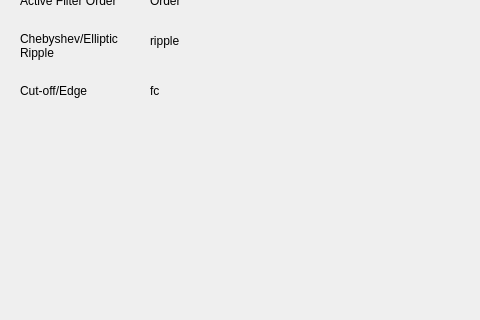
This is qt_filter/mainwindow.ui in audiofilter/spuce as Qt 5 draws it before an edit; both pictures show x 0 to 480 and y 130 to 450 of the 800 by 450 pixel window. The edited form follows.
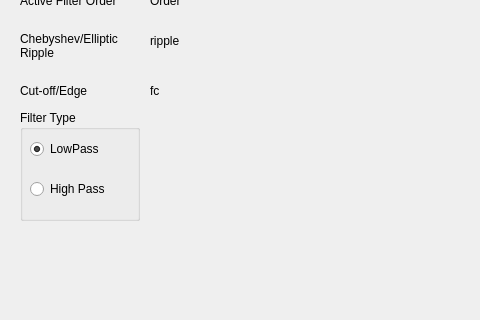
This is the edited form. Custom widgets are drawn as their Qt base class.

Commit message: Allow high pass filters on App

The edit to the form file:
```diff
--- a/qt_filter/mainwindow.ui
+++ b/qt_filter/mainwindow.ui
@@ -171,6 +171,48 @@
      <string>fc</string>
     </property>
    </widget>
+   <widget class="QGroupBox" name="groupBox">
+    <property name="geometry">
+     <rect>
+      <x>20</x>
+      <y>240</y>
+      <width>120</width>
+      <height>111</height>
+     </rect>
+    </property>
+    <property name="title">
+     <string>Filter Type</string>
+    </property>
+    <widget class="QRadioButton" name="LowPass">
+     <property name="geometry">
+      <rect>
+       <x>10</x>
+       <y>30</y>
+       <width>97</width>
+       <height>18</height>
+      </rect>
+     </property>
+     <property name="text">
+      <string>LowPass</string>
+     </property>
+     <property name="checked">
+      <bool>true</bool>
+     </property>
+    </widget>
+    <widget class="QRadioButton" name="HighPass">
+     <property name="geometry">
+      <rect>
+       <x>10</x>
+       <y>70</y>
+       <width>97</width>
+       <height>18</height>
+      </rect>
+     </property>
+     <property name="text">
+      <string>High Pass</string>
+     </property>
+    </widget>
+   </widget>
   </widget>
   <widget class="QStatusBar" name="statusBar"/>
  </widget>
```
The commit also changes 6 other files.
